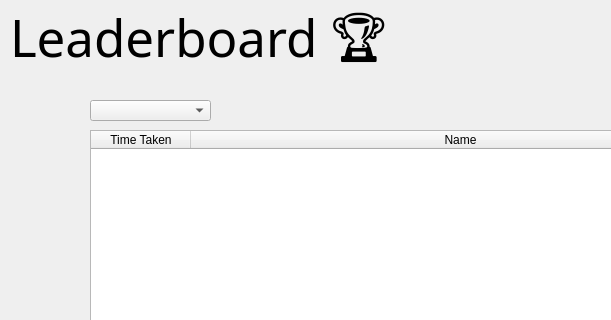
First picture: the form in wikiLYNX/ui/viewstats.ui, repository flamboyantpenguin/wikiLYNX, before the edit; both pictures show x 0 to 611 and y 0 to 320 of the 816 by 444 pixel window.
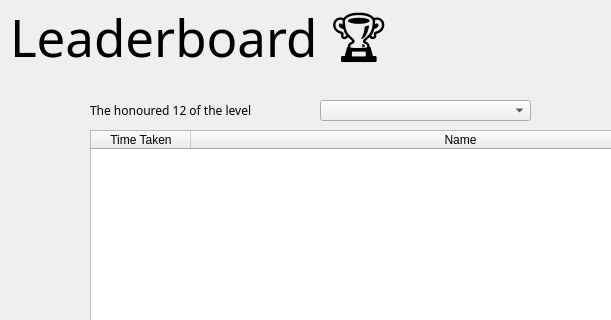
Second picture: the form after the edit.

Diff of the .ui file:
```diff
--- a/wikiLYNX/ui/viewstats.ui
+++ b/wikiLYNX/ui/viewstats.ui
@@ -93,9 +93,9 @@
   <widget class="QComboBox" name="levelSelect">
    <property name="geometry">
     <rect>
-     <x>90</x>
+     <x>320</x>
      <y>100</y>
-     <width>121</width>
+     <width>211</width>
      <height>21</height>
     </rect>
    </property>
@@ -103,6 +103,24 @@
     <string>Level</string>
    </property>
   </widget>
+  <widget class="QLabel" name="label">
+   <property name="geometry">
+    <rect>
+     <x>90</x>
+     <y>100</y>
+     <width>231</width>
+     <height>21</height>
+    </rect>
+   </property>
+   <property name="font">
+    <font>
+     <family>Courier Prime</family>
+    </font>
+   </property>
+   <property name="text">
+    <string>The honoured 12 of the level</string>
+   </property>
+  </widget>
  </widget>
  <resources/>
  <connections/>
```
Left out of the diff: 6 changed lines with no effect on the pictures.
